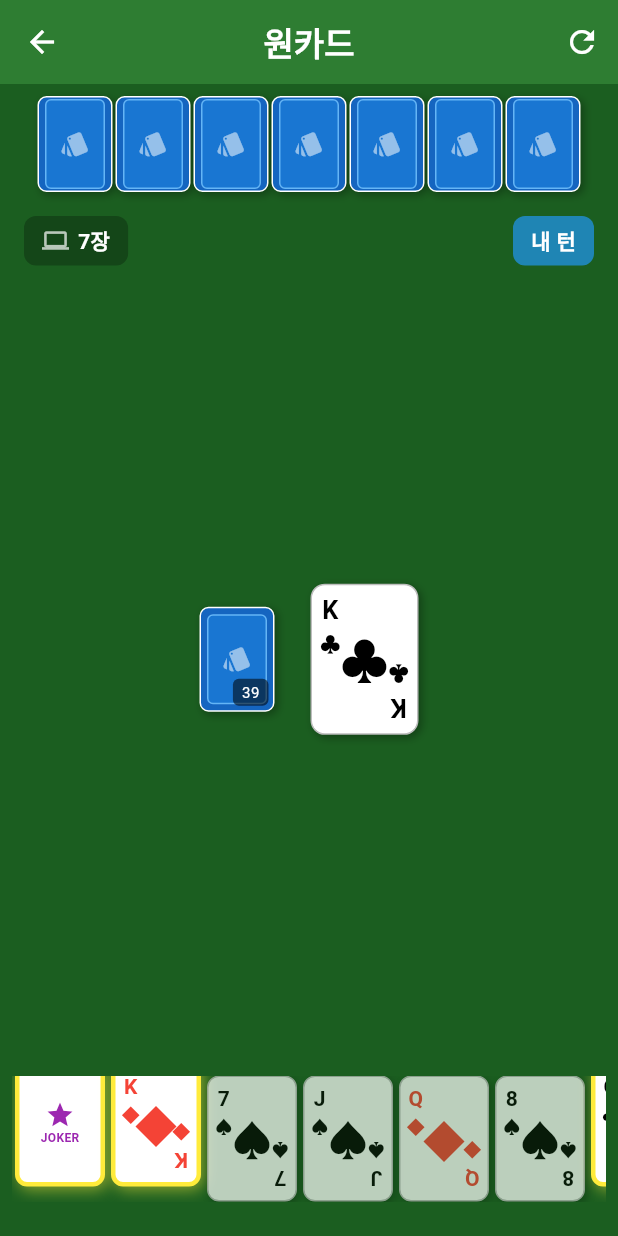
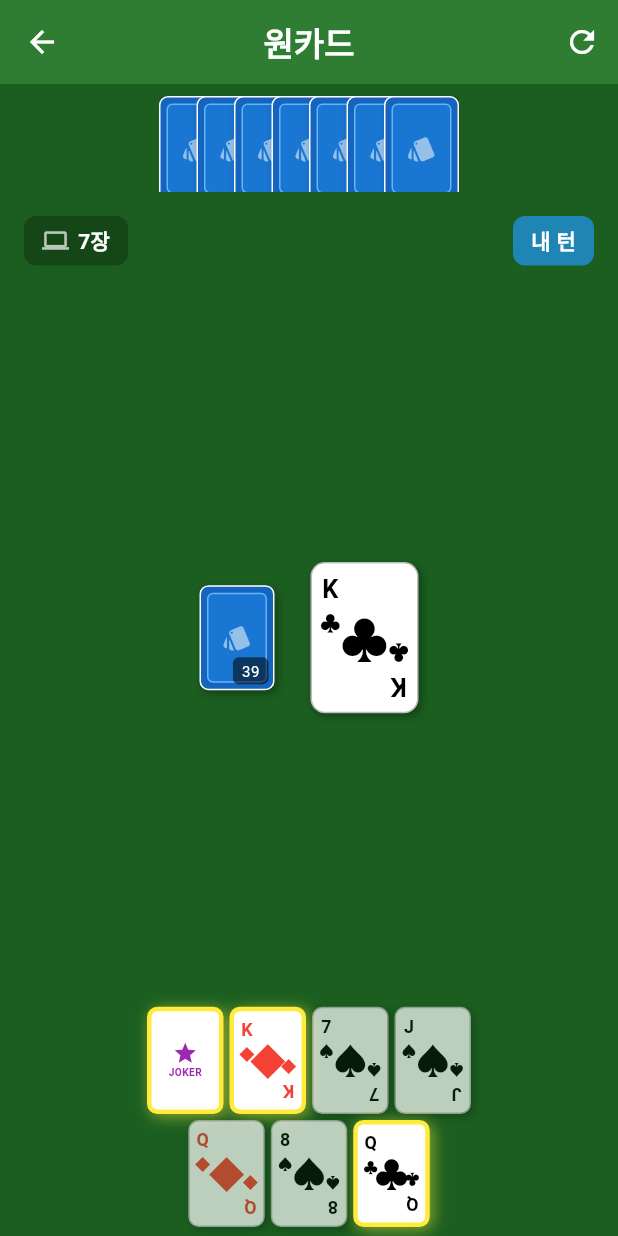
Before and after one commit to mhpark03/games, a Flutter app: the OneCardScreen screen opened directly, on a phone screen of 412 x 824 dp. Run offline on Flutter 3.47's test engine with Material 3 defaults, Android fonts, the phone set to English and light mode, and no system bars; our stand-ins replace shared_preferences; accounts and stored records are empty.

Commit message:
원카드 카드 레이아웃 개선
- 컴퓨터 카드: 겹쳐서 공간 절약
- 세로모드 플레이어 카드: 2줄 배열
- 가로모드 플레이어 카드: 3열 배열
- 스크롤 최소화

```diff
--- a/lib/games/onecard/onecard_screen.dart
+++ b/lib/games/onecard/onecard_screen.dart
@@ -632,16 +632,22 @@ class _OneCardScreenState extends State<OneCardScreen> with TickerProviderStateM
   }
 
   Widget _buildLandscapeComputerHand() {
+    // 카드 겹침 정도 계산
+    final cardHeight = 56.0;
+    final overlap = 18.0;
+    final totalHeight = cardHeight + (computerHand.length - 1) * overlap;
+
     return Container(
-      width: 70,
-      padding: const EdgeInsets.symmetric(vertical: 50),
+      width: 60,
+      padding: const EdgeInsets.symmetric(vertical: 40),
       child: Center(
-        child: SingleChildScrollView(
-          child: Column(
-            mainAxisAlignment: MainAxisAlignment.center,
+        child: SizedBox(
+          width: 40,
+          height: totalHeight,
+          child: Stack(
             children: List.generate(computerHand.length, (index) {
-              return Padding(
-                padding: const EdgeInsets.symmetric(vertical: 1),
+              return Positioned(
+                top: index * overlap,
                 child: _buildSmallCardBack(),
               );
             }),
@@ -654,33 +660,52 @@ class _OneCardScreenState extends State<OneCardScreen> with TickerProviderStateM
   Widget _buildLandscapePlayerHand() {
     final playable = _getPlayableCards(playerHand);
 
+    // 3열로 배열
+    const int columns = 3;
+    final int rows = (playerHand.length / columns).ceil();
+    final List<List<int>> grid = [];
+
+    for (int row = 0; row < rows; row++) {
+      final List<int> rowIndices = [];
+      for (int col = 0; col < columns; col++) {
+        final index = row * columns + col;
+        if (index < playerHand.length) {
+          rowIndices.add(index);
+        }
+      }
+      grid.add(rowIndices);
+    }
+
     return Container(
-      width: 80,
-      padding: const EdgeInsets.symmetric(vertical: 50),
+      width: 160,
+      padding: const EdgeInsets.symmetric(vertical: 40, horizontal: 4),
       child: Center(
         child: SingleChildScrollView(
           child: Column(
             mainAxisAlignment: MainAxisAlignment.center,
-            children: List.generate(playerHand.length, (index) {
+            children: grid.map((rowIndices) {
+              return Padding(
+                padding: const EdgeInsets.symmetric(vertical: 2),
+                child: Row(
+                  mainAxisAlignment: MainAxisAlignment.center,
+                  children: rowIndices.map((index) {
                     final card = playerHand[index];
                     final canPlay = playable.contains(card) && isPlayerTurn && !gameOver;
 
                     return Padding(
-                padding: const EdgeInsets.symmetric(vertical: 2),
+                      padding: const EdgeInsets.symmetric(horizontal: 2),
                       child: GestureDetector(
                         onTap: () => _onPlayerCardTap(index),
-                  child: AnimatedContainer(
-                    duration: const Duration(milliseconds: 200),
-                    transform: Matrix4.identity()
-                      ..translate(canPlay ? -8.0 : 0.0, 0.0),
                         child: Opacity(
                           opacity: canPlay ? 1.0 : 0.7,
                           child: _buildSmallPlayingCard(card, highlight: canPlay),
                         ),
                       ),
+                    );
+                  }).toList(),
                 ),
               );
-            }),
+            }).toList(),
           ),
         ),
       ),
@@ -894,17 +919,22 @@ class _OneCardScreenState extends State<OneCardScreen> with TickerProviderStateM
   }
 
   Widget _buildComputerHand() {
+    // 카드 겹침 정도 계산 (카드 수에 따라 동적)
+    final cardWidth = 50.0;
+    final overlap = 25.0; // 겹침 정도
+    final totalWidth = cardWidth + (computerHand.length - 1) * overlap;
+
     return Container(
       height: 80,
       padding: const EdgeInsets.symmetric(horizontal: 8, vertical: 8),
       child: Center(
-        child: SingleChildScrollView(
-          scrollDirection: Axis.horizontal,
-          child: Row(
-            mainAxisAlignment: MainAxisAlignment.center,
+        child: SizedBox(
+          width: totalWidth,
+          height: 70,
+          child: Stack(
             children: List.generate(computerHand.length, (index) {
-              return Padding(
-                padding: const EdgeInsets.symmetric(horizontal: 1),
+              return Positioned(
+                left: index * overlap,
                 child: _buildCardBack(),
               );
             }),
@@ -1211,15 +1241,26 @@ class _OneCardScreenState extends State<OneCardScreen> with TickerProviderStateM
   Widget _buildPlayerHand() {
     final playable = _getPlayableCards(playerHand);
 
+    // 2줄로 배열
+    final int cardsPerRow = (playerHand.length / 2).ceil();
+    final List<List<int>> rows = [];
+    for (int i = 0; i < playerHand.length; i += cardsPerRow) {
+      rows.add(List.generate(
+        (i + cardsPerRow > playerHand.length) ? playerHand.length - i : cardsPerRow,
+        (j) => i + j,
+      ));
+    }
+
     return Container(
-      height: 130,
-      padding: const EdgeInsets.symmetric(horizontal: 8, vertical: 8),
-      child: Center(
-        child: SingleChildScrollView(
-          scrollDirection: Axis.horizontal,
+      padding: const EdgeInsets.symmetric(horizontal: 8, vertical: 4),
+      child: Column(
+        mainAxisSize: MainAxisSize.min,
+        children: rows.map((rowIndices) {
+          return Padding(
+            padding: const EdgeInsets.symmetric(vertical: 2),
             child: Row(
               mainAxisAlignment: MainAxisAlignment.center,
-            children: List.generate(playerHand.length, (index) {
+              children: rowIndices.map((index) {
                 final card = playerHand[index];
                 final canPlay = playable.contains(card) && isPlayerTurn && !gameOver;
 
@@ -1227,20 +1268,16 @@ class _OneCardScreenState extends State<OneCardScreen> with TickerProviderStateM
                   padding: const EdgeInsets.symmetric(horizontal: 2),
                   child: GestureDetector(
                     onTap: () => _onPlayerCardTap(index),
-                  child: AnimatedContainer(
-                    duration: const Duration(milliseconds: 200),
-                    transform: Matrix4.identity()
-                      ..translate(0.0, canPlay ? -10.0 : 0.0),
                     child: Opacity(
                       opacity: canPlay ? 1.0 : 0.7,
-                      child: _buildPlayingCard(card, highlight: canPlay),
-                    ),
+                      child: _buildPlayingCard(card, size: 0.85, highlight: canPlay),
                     ),
                   ),
                 );
-            }),
+              }).toList(),
             ),
-        ),
+          );
+        }).toList(),
       ),
     );
   }
```
Lines whose indentation alone changed are shown as unchanged.
